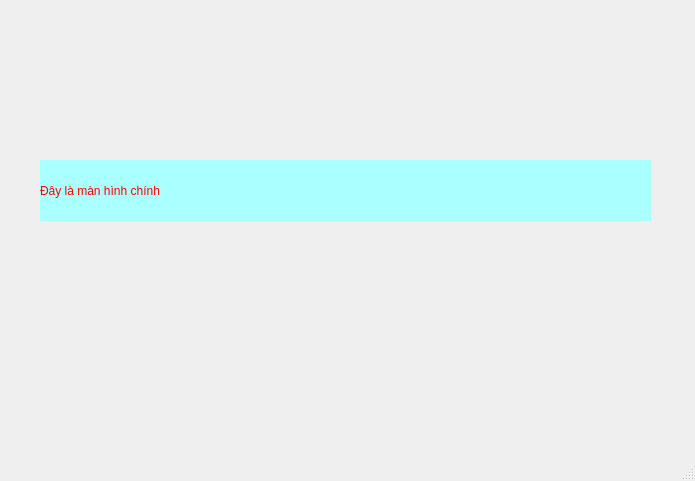
Old version of the form salesmanagement/ui/MainProgramMainWindow.ui in the repository Rubinnz/ML-in-Business.
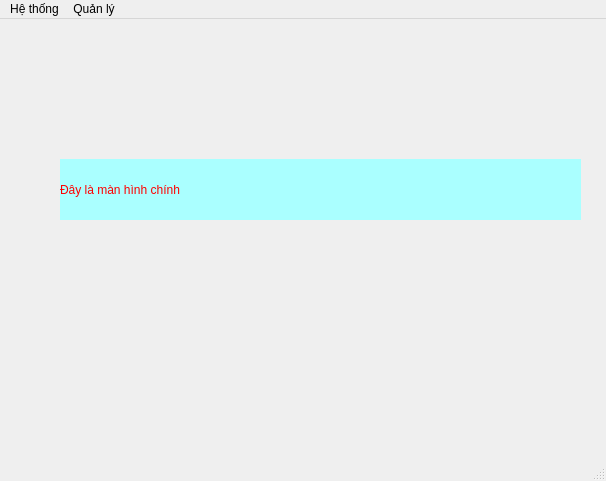
New version of the form. Icons and pictures are not drawn.

What changed in the file:
```diff
--- a/salesmanagement/ui/MainProgramMainWindow.ui
+++ b/salesmanagement/ui/MainProgramMainWindow.ui
@@ -6,7 +6,7 @@
    <rect>
     <x>0</x>
     <y>0</y>
-    <width>695</width>
+    <width>606</width>
     <height>481</height>
    </rect>
   </property>
@@ -17,9 +17,9 @@
    <widget class="QLabel" name="label">
     <property name="geometry">
      <rect>
-      <x>40</x>
-      <y>160</y>
-      <width>611</width>
+      <x>60</x>
+      <y>140</y>
+      <width>521</width>
       <height>61</height>
      </rect>
     </property>
@@ -38,10 +38,34 @@
     <rect>
      <x>0</x>
      <y>0</y>
-     <width>695</width>
-     <height>26</height>
+     <width>606</width>
+     <height>22</height>
     </rect>
    </property>
+   <widget class="QMenu" name="menuH_th_ng">
+    <property name="title">
+     <string>Hệ thống</string>
+    </property>
+    <addaction name="actionthongtintaikhoan"/>
+    <addaction name="separator"/>
+    <addaction name="actiondoimatkhau"/>
+    <addaction name="separator"/>
+    <addaction name="actioncauhinhhethong"/>
+    <addaction name="separator"/>
+    <addaction name="actionthoatphanmem"/>
+   </widget>
+   <widget class="QMenu" name="menuQuanly">
+    <property name="title">
+     <string>Quản lý</string>
+    </property>
+    <addaction name="actionQuanlySanphamDanhMuc"/>
+    <addaction name="separator"/>
+    <addaction name="actionQuanlyDonHang"/>
+    <addaction name="separator"/>
+    <addaction name="actionQuanLyNhanVien"/>
+   </widget>
+   <addaction name="menuH_th_ng"/>
+   <addaction name="menuQuanly"/>
   </widget>
   <widget class="QStatusBar" name="statusbar"/>
  </widget>
```
Left out of the diff: 69 changed lines with no effect on the pictures.
